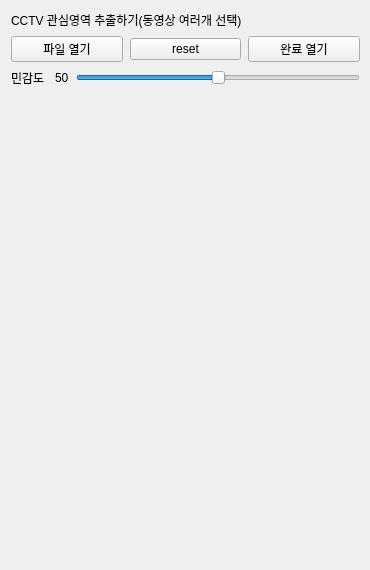
polnet13/kimAI, file rsc/ui/cctv.ui: the form before one commit.
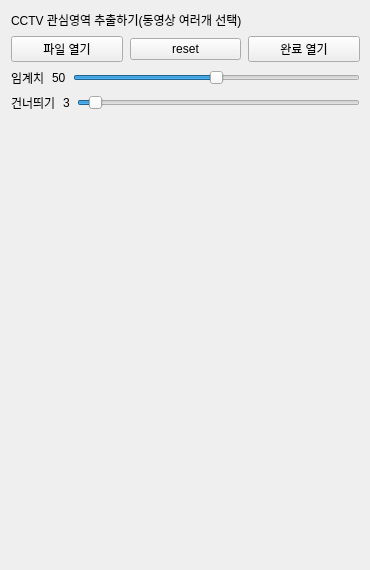
The form after the commit.

Commit message: cctv 가우시안블러 적용

Patch:
```diff
--- a/rsc/ui/cctv.ui
+++ b/rsc/ui/cctv.ui
@@ -22,7 +22,7 @@
      <height>571</height>
     </rect>
    </property>
-   <layout class="QVBoxLayout" name="verticalLayout" stretch="1,1,1,0,9">
+   <layout class="QVBoxLayout" name="verticalLayout" stretch="1,1,1,0,0,9">
     <property name="spacing">
      <number>7</number>
     </property>
@@ -87,7 +87,7 @@
       <item>
        <widget class="QLabel" name="label">
         <property name="text">
-         <string>민감도 </string>
+         <string>임계치</string>
         </property>
        </widget>
       </item>
@@ -122,6 +122,55 @@
       </item>
      </layout>
     </item>
+    <item>
+     <layout class="QHBoxLayout" name="horizontalLayout_jump">
+      <item>
+       <widget class="QLabel" name="label_3">
+        <property name="toolTip">
+         <string/>
+        </property>
+        <property name="text">
+         <string>건너띄기</string>
+        </property>
+       </widget>
+      </item>
+      <item>
+       <widget class="QLabel" name="label_jump">
+        <property name="text">
+         <string>3</string>
+        </property>
+       </widget>
+      </item>
+      <item>
+       <widget class="QSlider" name="slider_jump">
+        <property name="font">
+         <font>
+          <family>Segoe UI</family>
+          <pointsize>10</pointsize>
+          <weight>50</weight>
+          <italic>false</italic>
+          <bold>false</bold>
+         </font>
+        </property>
+        <property name="toolTip">
+         <string extracomment="임계치는 낮을수록 둔감해짐"/>
+        </property>
+        <property name="minimum">
+         <number>1</number>
+        </property>
+        <property name="maximum">
+         <number>50</number>
+        </property>
+        <property name="value">
+         <number>3</number>
+        </property>
+        <property name="orientation">
+         <enum>Qt::Horizontal</enum>
+        </property>
+       </widget>
+      </item>
+     </layout>
+    </item>
     <item>
      <spacer name="verticalSpacer">
       <property name="orientation">
```
Left out of the diff: 6 changed lines with no effect on the pictures. The commit also changes 34 other files.
